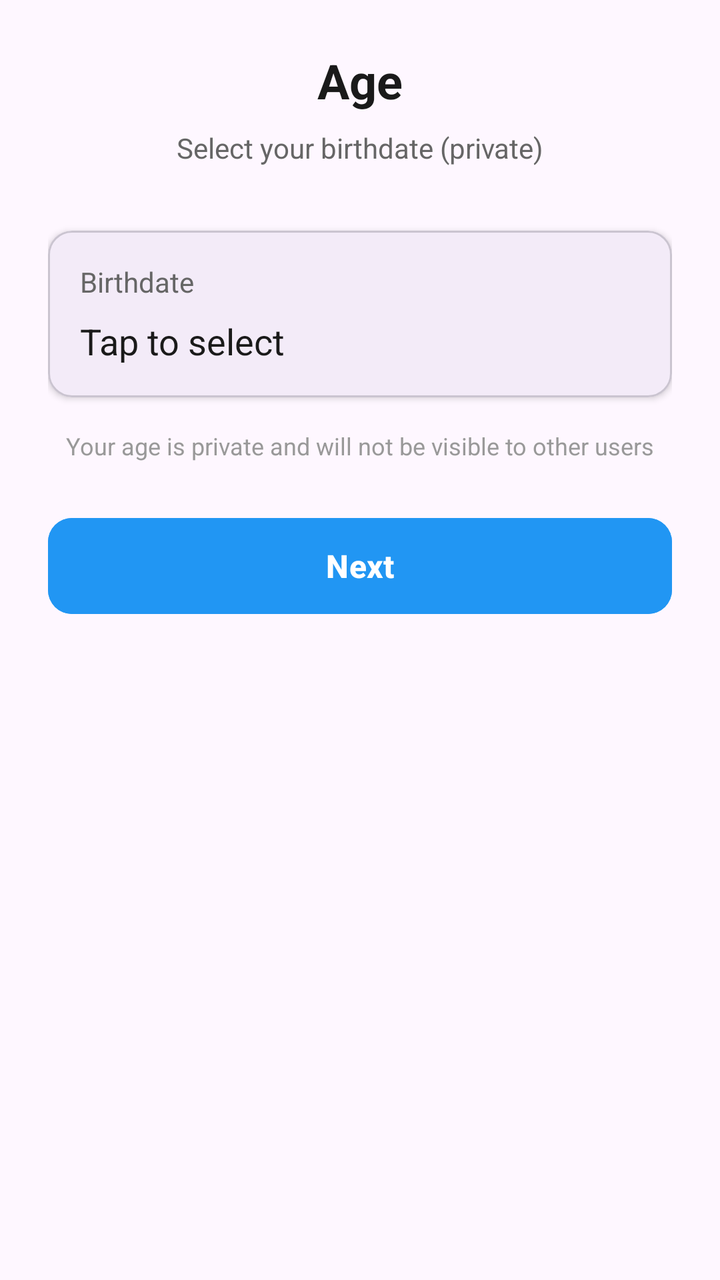
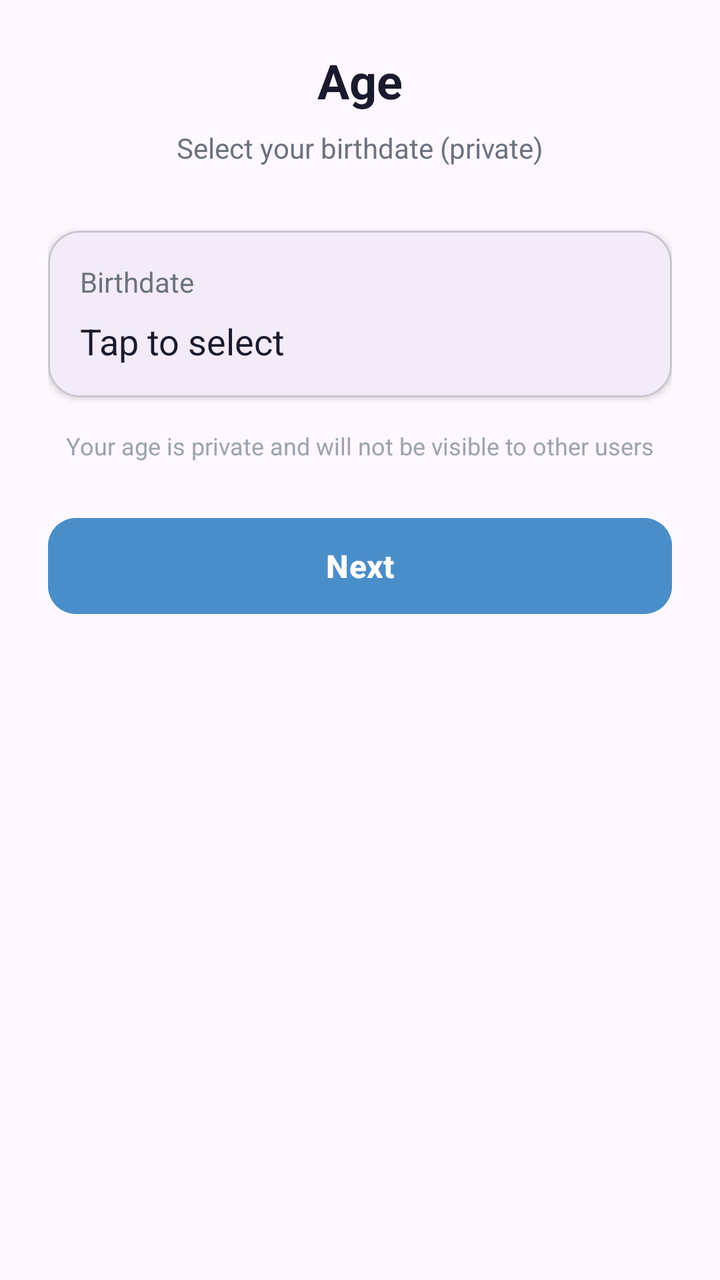

Two renders of the same Android screen: before a commit and after it. Below are the layout's source before the change and the commit's diff.
<!-- AndroidManifest.xml: application theme Theme.MainProj -->
<!-- res/layout/fragment_step3_age.xml -->
<?xml version="1.0" encoding="utf-8"?>
<androidx.constraintlayout.widget.ConstraintLayout xmlns:android="http://schemas.android.com/apk/res/android"
    xmlns:app="http://schemas.android.com/apk/res-auto"
    android:layout_width="match_parent"
    android:layout_height="match_parent"
    android:padding="24dp">

    <TextView
        android:id="@+id/tvTitle"
        android:layout_width="wrap_content"
        android:layout_height="wrap_content"
        android:text="Age"
        android:textColor="#1A1A1A"
        android:textSize="24sp"
        android:textStyle="bold"
        app:layout_constraintEnd_toEndOf="parent"
        app:layout_constraintStart_toStartOf="parent"
        app:layout_constraintTop_toTopOf="parent" />

    <TextView
        android:id="@+id/tvSubtitle"
        android:layout_width="wrap_content"
        android:layout_height="wrap_content"
        android:layout_marginTop="8dp"
        android:text="Select your birthdate (private)"
        android:textColor="#666666"
        android:textSize="14sp"
        app:layout_constraintEnd_toEndOf="parent"
        app:layout_constraintStart_toStartOf="parent"
        app:layout_constraintTop_toBottomOf="@id/tvTitle" />

    <com.google.android.material.card.MaterialCardView
        android:id="@+id/cardBirthdate"
        android:layout_width="0dp"
        android:layout_height="wrap_content"
        android:layout_marginTop="32dp"
        app:cardCornerRadius="12dp"
        app:cardElevation="2dp"
        app:layout_constraintEnd_toEndOf="parent"
        app:layout_constraintStart_toStartOf="parent"
        app:layout_constraintTop_toBottomOf="@id/tvSubtitle">

        <LinearLayout
            android:layout_width="match_parent"
            android:layout_height="wrap_content"
            android:orientation="vertical"
            android:padding="16dp">

            <TextView
                android:layout_width="wrap_content"
                android:layout_height="wrap_content"
                android:text="Birthdate"
                android:textColor="#666666"
                android:textSize="14sp" />

            <TextView
                android:id="@+id/tvBirthdate"
                android:layout_width="wrap_content"
                android:layout_height="wrap_content"
                android:layout_marginTop="8dp"
                android:text="Tap to select"
                android:textColor="#1A1A1A"
                android:textSize="18sp" />

        </LinearLayout>
    </com.google.android.material.card.MaterialCardView>

    <TextView
        android:id="@+id/tvAgeResult"
        android:layout_width="wrap_content"
        android:layout_height="wrap_content"
        android:layout_marginTop="16dp"
        android:textColor="#2196F3"
        android:textSize="16sp"
        android:textStyle="bold"
        android:visibility="gone"
        app:layout_constraintEnd_toEndOf="parent"
        app:layout_constraintStart_toStartOf="parent"
        app:layout_constraintTop_toBottomOf="@id/cardBirthdate" />

    <TextView
        android:id="@+id/tvPrivacyNote"
        android:layout_width="0dp"
        android:layout_height="wrap_content"
        android:layout_marginTop="16dp"
        android:gravity="center"
        android:text="Your age is private and will not be visible to other users"
        android:textColor="#999999"
        android:textSize="12sp"
        app:layout_constraintEnd_toEndOf="parent"
        app:layout_constraintStart_toStartOf="parent"
        app:layout_constraintTop_toBottomOf="@id/tvAgeResult" />

    <com.google.android.material.button.MaterialButton
        android:id="@+id/btnNext"
        android:layout_width="0dp"
        android:layout_height="56dp"
        android:layout_marginTop="24dp"
        android:backgroundTint="#2196F3"
        android:text="Next"
        android:textColor="#FFFFFF"
        android:textSize="16sp"
        android:textStyle="bold"
        app:cornerRadius="12dp"
        app:layout_constraintEnd_toEndOf="parent"
        app:layout_constraintStart_toStartOf="parent"
        app:layout_constraintTop_toBottomOf="@id/tvPrivacyNote" />

</androidx.constraintlayout.widget.ConstraintLayout>
<!-- resources referenced by this layout -->
<resources>
  <style name="Theme.MainProj" parent="Theme.Material3.DayNight.NoActionBar">
              <item name="inputStrokeColor">@color/input_stroke_color_light</item>
              <item name="buttonPrimary">@color/button_primary_light</item>
              <item name="textSecondary">@color/text_secondary_light</item>
  
              <item name="buttonGoogleBg">@color/button_google_bg_light</item>
              <item name="buttonGoogleText">@color/button_google_text_light</item>
              <item name="buttonGoogleStroke">@color/button_google_stroke_light</item>
          </style>
  <color name="input_stroke_color_light">#667eea</color>
  <color name="button_primary_light">#667eea</color>
  <color name="text_secondary_light">#666666</color>
  <color name="button_google_bg_light">#FFFFFF</color>
  <color name="button_google_text_light">#333333</color>
  <color name="button_google_stroke_light">#e0e0e0</color>
</resources>

<!-- the commit's change to res/layout/fragment_step3_age.xml (unified diff, before → after) -->
@@ -10,7 +10,7 @@
         android:layout_width="wrap_content"
         android:layout_height="wrap_content"
         android:text="Age"
-        android:textColor="#1A1A1A"
+        android:textColor="@color/colorTextPrimary"
         android:textSize="24sp"
         android:textStyle="bold"
         app:layout_constraintEnd_toEndOf="parent"
@@ -23,7 +23,7 @@
         android:layout_height="wrap_content"
         android:layout_marginTop="8dp"
         android:text="Select your birthdate (private)"
-        android:textColor="#666666"
+        android:textColor="@color/colorTextSecondary"
         android:textSize="14sp"
         app:layout_constraintEnd_toEndOf="parent"
         app:layout_constraintStart_toStartOf="parent"
@@ -34,7 +34,7 @@
         android:layout_width="0dp"
         android:layout_height="wrap_content"
         android:layout_marginTop="32dp"
-        app:cardCornerRadius="12dp"
+        app:cardCornerRadius="16dp"
         app:cardElevation="2dp"
         app:layout_constraintEnd_toEndOf="parent"
         app:layout_constraintStart_toStartOf="parent"
@@ -50,7 +50,7 @@
                 android:layout_width="wrap_content"
                 android:layout_height="wrap_content"
                 android:text="Birthdate"
-                android:textColor="#666666"
+                android:textColor="@color/colorTextSecondary"
                 android:textSize="14sp" />
 
             <TextView
@@ -59,7 +59,7 @@
                 android:layout_height="wrap_content"
                 android:layout_marginTop="8dp"
                 android:text="Tap to select"
-                android:textColor="#1A1A1A"
+                android:textColor="@color/colorTextPrimary"
                 android:textSize="18sp" />
 
         </LinearLayout>
@@ -70,7 +70,7 @@
         android:layout_width="wrap_content"
         android:layout_height="wrap_content"
         android:layout_marginTop="16dp"
-        android:textColor="#2196F3"
+        android:textColor="@color/colorPrimary"
         android:textSize="16sp"
         android:textStyle="bold"
         android:visibility="gone"
@@ -85,7 +85,7 @@
         android:layout_marginTop="16dp"
         android:gravity="center"
         android:text="Your age is private and will not be visible to other users"
-        android:textColor="#999999"
+        android:textColor="@color/colorTextHint"
         android:textSize="12sp"
         app:layout_constraintEnd_toEndOf="parent"
         app:layout_constraintStart_toStartOf="parent"
@@ -96,12 +96,12 @@
         android:layout_width="0dp"
         android:layout_height="56dp"
         android:layout_marginTop="24dp"
-        android:backgroundTint="#2196F3"
+        android:backgroundTint="@color/colorPrimary"
         android:text="Next"
-        android:textColor="#FFFFFF"
+        android:textColor="@color/colorTextOnPrimary"
         android:textSize="16sp"
         android:textStyle="bold"
-        app:cornerRadius="12dp"
+        app:cornerRadius="14dp"
         app:layout_constraintEnd_toEndOf="parent"
         app:layout_constraintStart_toStartOf="parent"
         app:layout_constraintTop_toBottomOf="@id/tvPrivacyNote" />
<!-- resource entries referenced after the edit -->
@@ -1,5 +1,10 @@
 <!-- resources referenced by this layout -->
 <resources>
+  <color name="colorPrimary">#4A8EC9</color>
+  <color name="colorTextHint">#9CA3AF</color>
+  <color name="colorTextOnPrimary">#FFFFFF</color>
+  <color name="colorTextPrimary">#1A1A2E</color>
+  <color name="colorTextSecondary">#6B7280</color>
   <style name="Theme.MainProj" parent="Theme.Material3.DayNight.NoActionBar">
               <item name="inputStrokeColor">@color/input_stroke_color_light</item>
               <item name="buttonPrimary">@color/button_primary_light</item>
